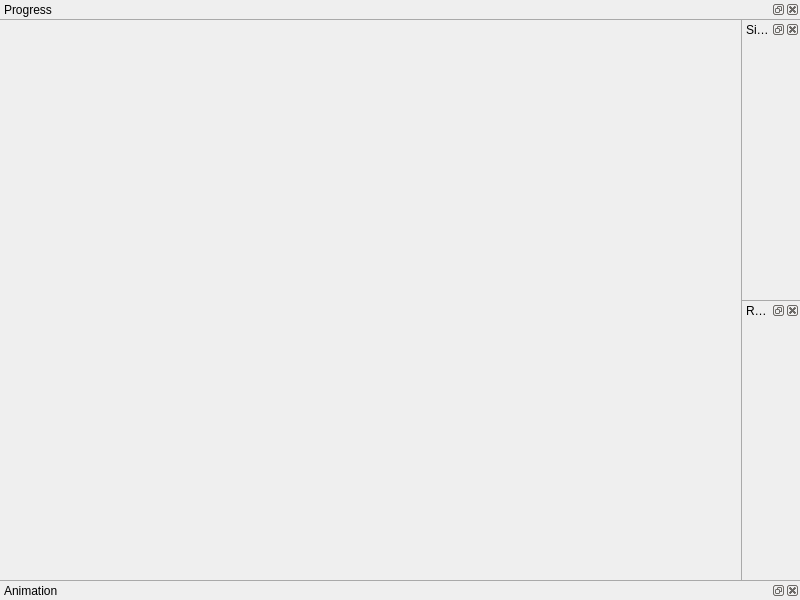
First picture: the form in apps/livreGUI/MainWindow.ui, repository BlueBrain/Livre, before the edit.
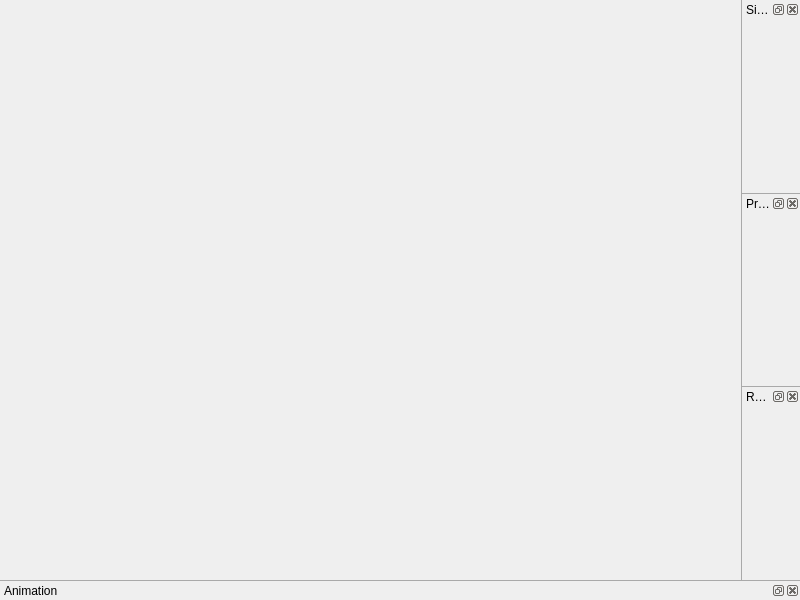
Second picture: the form after the edit.

Diff of the .ui file:
```diff
--- a/apps/livreGUI/MainWindow.ui
+++ b/apps/livreGUI/MainWindow.ui
@@ -49,7 +49,7 @@
     <string>Progress</string>
    </property>
    <attribute name="dockWidgetArea">
-    <number>4</number>
+    <number>2</number>
    </attribute>
    <widget class="QWidget" name="progressDockWidgetPlaceholder"/>
   </widget>
```
